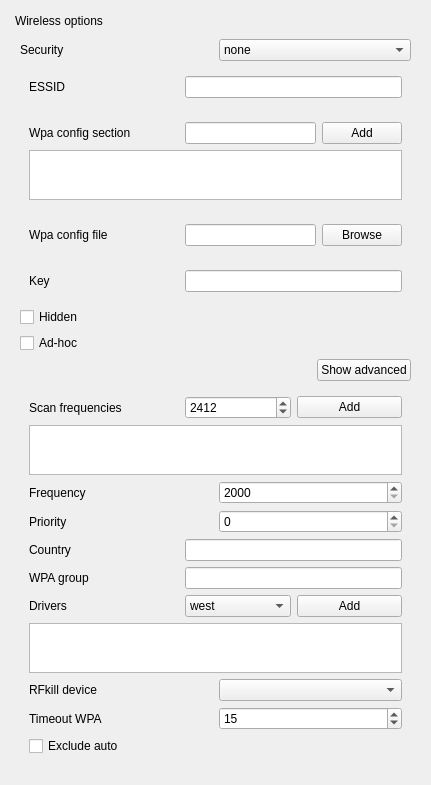
This is sources/gui/src/wirelesswidget.ui in arcan1s/netctl-gui as Qt 5 draws it before an edit. The edited form follows.
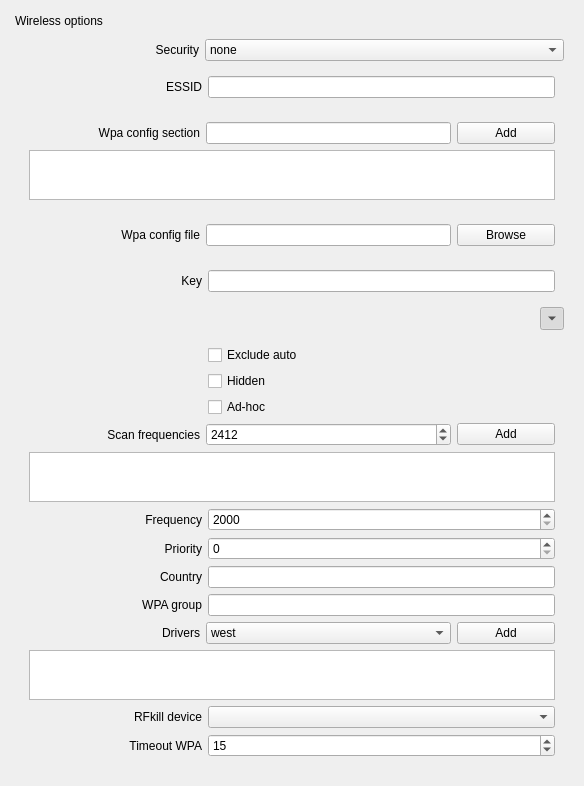
This is the edited form.

The edit to the form file:
```diff
--- a/sources/gui/src/wirelesswidget.ui
+++ b/sources/gui/src/wirelesswidget.ui
@@ -6,7 +6,7 @@
    <rect>
     <x>0</x>
     <y>0</y>
-    <width>431</width>
+    <width>584</width>
     <height>776</height>
    </rect>
   </property>
@@ -28,19 +28,28 @@
         <layout class="QHBoxLayout" name="layout_security">
          <item>
           <widget class="QLabel" name="label_security">
-           <property name="minimumSize">
-            <size>
-             <width>150</width>
-             <height>0</height>
-            </size>
+           <property name="sizePolicy">
+            <sizepolicy hsizetype="Preferred" vsizetype="Preferred">
+             <horstretch>1</horstretch>
+             <verstretch>0</verstretch>
+            </sizepolicy>
            </property>
            <property name="text">
             <string>Security</string>
            </property>
+           <property name="alignment">
+            <set>Qt::AlignRight|Qt::AlignTrailing|Qt::AlignVCenter</set>
+           </property>
           </widget>
          </item>
          <item>
           <widget class="QComboBox" name="comboBox_security">
+           <property name="sizePolicy">
+            <sizepolicy hsizetype="Preferred" vsizetype="Fixed">
+             <horstretch>2</horstretch>
+             <verstretch>0</verstretch>
+            </sizepolicy>
+           </property>
            <item>
             <property name="text">
              <string>none</string>
@@ -75,19 +84,28 @@
          <layout class="QHBoxLayout" name="layout_essid">
           <item>
            <widget class="QLabel" name="label_essid">
-            <property name="minimumSize">
-             <size>
-              <width>150</width>
-              <height>0</height>
-             </size>
+            <property name="sizePolicy">
+             <sizepolicy hsizetype="Preferred" vsizetype="Preferred">
+              <horstretch>1</horstretch>
+              <verstretch>0</verstretch>
+             </sizepolicy>
             </property>
             <property name="text">
              <string>ESSID</string>
             </property>
+            <property name="alignment">
+             <set>Qt::AlignRight|Qt::AlignTrailing|Qt::AlignVCenter</set>
+            </property>
            </widget>
           </item>
           <item>
            <widget class="QLineEdit" name="lineEdit_essid">
+            <property name="sizePolicy">
+             <sizepolicy hsizetype="Expanding" vsizetype="Fixed">
+              <horstretch>2</horstretch>
+              <verstretch>0</verstretch>
+             </sizepolicy>
+            </property>
             <property name="toolTip">
              <string>The name of the network to connect to</string>
             </property>
@@ -103,22 +121,38 @@
            <layout class="QHBoxLayout" name="layout_wpaConfigSection">
             <item>
              <widget class="QLabel" name="label_wpaConfigSection">
-              <property name="minimumSize">
-               <size>
-                <width>150</width>
-                <height>0</height>
-               </size>
+              <property name="sizePolicy">
+               <sizepolicy hsizetype="Preferred" vsizetype="Preferred">
+                <horstretch>7</horstretch>
+                <verstretch>0</verstretch>
+               </sizepolicy>
               </property>
               <property name="text">
                <string>Wpa config section</string>
               </property>
+              <property name="alignment">
+               <set>Qt::AlignRight|Qt::AlignTrailing|Qt::AlignVCenter</set>
+              </property>
              </widget>
             </item>
             <item>
-             <widget class="QLineEdit" name="lineEdit_wpaConfigSection"/>
+             <widget class="QLineEdit" name="lineEdit_wpaConfigSection">
+              <property name="sizePolicy">
+               <sizepolicy hsizetype="Expanding" vsizetype="Fixed">
+                <horstretch>10</horstretch>
+                <verstretch>0</verstretch>
+               </sizepolicy>
+              </property>
+             </widget>
             </item>
             <item>
              <widget class="QPushButton" name="pushButton_wpaConfigSection">
+              <property name="sizePolicy">
+               <sizepolicy hsizetype="Minimum" vsizetype="Fixed">
+                <horstretch>4</horstretch>
+                <verstretch>0</verstretch>
+               </sizepolicy>
+              </property>
               <property name="text">
                <string>Add</string>
               </property>
@@ -147,19 +181,28 @@
          <layout class="QHBoxLayout" name="layout_wpaConfigFile">
           <item>
            <widget class="QLabel" name="label_wpaConfig">
-            <property name="minimumSize">
-             <size>
-              <width>150</width>
-              <height>0</height>
-             </size>
+            <property name="sizePolicy">
+             <sizepolicy hsizetype="Preferred" vsizetype="Preferred">
+              <horstretch>7</horstretch>
+              <verstretch>0</verstretch>
+             </sizepolicy>
             </property>
             <property name="text">
              <string>Wpa config file</string>
             </property>
+            <property name="alignment">
+             <set>Qt::AlignRight|Qt::AlignTrailing|Qt::AlignVCenter</set>
+            </property>
            </widget>
           </item>
           <item>
            <widget class="QLineEdit" name="lineEdit_wpaConfig">
+            <property name="sizePolicy">
+             <sizepolicy hsizetype="Expanding" vsizetype="Fixed">
+              <horstretch>10</horstretch>
+              <verstretch>0</verstretch>
+             </sizepolicy>
+            </property>
             <property name="toolTip">
              <string>Path to a wpa_supplicant configuration file</string>
             </property>
@@ -167,6 +210,12 @@
           </item>
           <item>
            <widget class="QPushButton" name="pushButton_wpaConfig">
+            <property name="sizePolicy">
+             <sizepolicy hsizetype="Minimum" vsizetype="Fixed">
+              <horstretch>4</horstretch>
+              <verstretch>0</verstretch>
+             </sizepolicy>
+            </property>
             <property name="text">
              <string>Browse</string>
             </property>
@@ -180,19 +229,28 @@
          <layout class="QHBoxLayout" name="horizontalLayout_5">
           <item>
            <widget class="QLabel" name="label_key">
-            <property name="minimumSize">
-             <size>
-              <width>150</width>
-              <height>0</height>
-             </size>
+            <property name="sizePolicy">
+             <sizepolicy hsizetype="Preferred" vsizetype="Preferred">
+              <horstretch>1</horstretch>
+              <verstretch>0</verstretch>
+             </sizepolicy>
             </property>
             <property name="text">
              <string>Key</string>
             </property>
+            <property name="alignment">
+             <set>Qt::AlignRight|Qt::AlignTrailing|Qt::AlignVCenter</set>
+            </property>
            </widget>
           </item>
           <item>
            <widget class="QLineEdit" name="lineEdit_key">
+            <property name="sizePolicy">
+             <sizepolicy hsizetype="Expanding" vsizetype="Fixed">
+              <horstretch>2</horstretch>
+              <verstretch>0</verstretch>
+             </sizepolicy>
+            </property>
             <property name="toolTip">
              <string>The secret key to a WEP, or WPA encrypted network</string>
             </property>
@@ -201,26 +259,6 @@
          </layout>
         </widget>
        </item>
-       <item>
-        <widget class="QCheckBox" name="checkBox_hidden">
-         <property name="toolTip">
-          <string>Whether or not the specified network is a hidden network</string>
-         </property>
-         <property name="text">
-          <string>Hidden</string>
-         </property>
-        </widget>
-       </item>
-       <item>
-        <widget class="QCheckBox" name="checkBox_adhoc">
-         <property name="toolTip">
-          <string>Whether or not to use ad-hoc mode</string>
-         </property>
-         <property name="text">
-          <string>Ad-hoc</string>
-         </property>
-        </widget>
-       </item>
        <item>
         <layout class="QHBoxLayout" name="layout_wirelessAdvanced">
          <item>
@@ -237,13 +275,16 @@
           </spacer>
          </item>
          <item>
-          <widget class="QPushButton" name="pushButton_wirelessAdvanced">
-           <property name="text">
-            <string>Show advanced</string>
-           </property>
+          <widget class="QToolButton" name="pushButton_wirelessAdvanced">
            <property name="checkable">
             <bool>true</bool>
            </property>
+           <property name="checked">
+            <bool>true</bool>
+           </property>
+           <property name="arrowType">
+            <enum>Qt::DownArrow</enum>
+           </property>
           </widget>
          </item>
         </layout>
@@ -251,25 +292,124 @@
        <item>
         <widget class="QWidget" name="widget_wirelessAdvanced" native="true">
          <layout class="QVBoxLayout" name="verticalLayout_3">
+          <item>
+           <layout class="QHBoxLayout" name="layout_exclude">
+            <item>
+             <widget class="QLabel" name="label_exclude">
+              <property name="sizePolicy">
+               <sizepolicy hsizetype="Preferred" vsizetype="Preferred">
+                <horstretch>1</horstretch>
+                <verstretch>0</verstretch>
+               </sizepolicy>
+              </property>
+             </widget>
+            </item>
+            <item>
+             <widget class="QCheckBox" name="checkBox_exclude">
+              <property name="sizePolicy">
+               <sizepolicy hsizetype="Minimum" vsizetype="Fixed">
+                <horstretch>2</horstretch>
+                <verstretch>0</verstretch>
+               </sizepolicy>
+              </property>
+              <property name="toolTip">
+               <string>Whether or not to exclude this profile from automatic profile selection</string>
+              </property>
+              <property name="text">
+               <string>Exclude auto</string>
+              </property>
+             </widget>
+            </item>
+           </layout>
+          </item>
+          <item>
+           <layout class="QHBoxLayout" name="layout_hidden">
+            <item>
+             <widget class="QLabel" name="label_hidden">
+              <property name="sizePolicy">
+               <sizepolicy hsizetype="Preferred" vsizetype="Preferred">
+                <horstretch>1</horstretch>
+                <verstretch>0</verstretch>
+               </sizepolicy>
+              </property>
+             </widget>
+            </item>
+            <item>
+             <widget class="QCheckBox" name="checkBox_hidden">
+              <property name="sizePolicy">
+               <sizepolicy hsizetype="Minimum" vsizetype="Fixed">
+                <horstretch>2</horstretch>
+                <verstretch>0</verstretch>
+               </sizepolicy>
+              </property>
+              <property name="toolTip">
+               <string>Whether or not the specified network is a hidden network</string>
+              </property>
+              <property name="text">
+               <string>Hidden</string>
+              </property>
+             </widget>
+            </item>
+           </layout>
+          </item>
+          <item>
+           <layout class="QHBoxLayout" name="layout_adhoc">
+            <item>
+             <widget class="QLabel" name="label_adhoc">
+              <property name="sizePolicy">
+               <sizepolicy hsizetype="Preferred" vsizetype="Preferred">
+                <horstretch>1</horstretch>
+                <verstretch>0</verstretch>
+               </sizepolicy>
+              </property>
+             </widget>
+            </item>
+            <item>
+             <widget class="QCheckBox" name="checkBox_adhoc">
+              <property name="sizePolicy">
+               <sizepolicy hsizetype="Minimum" vsizetype="Fixed">
+                <horstretch>2</horstretch>
+                <verstretch>0</verstretch>
+               </sizepolicy>
+              </property>
+              <property name="toolTip">
+               <string>Whether or not to use ad-hoc mode</string>
+              </property>
+              <property name="text">
+               <string>Ad-hoc</string>
+              </property>
+             </widget>
+            </item>
+           </layout>
+          </item>
           <item>
            <layout class="QVBoxLayout" name="layout_freq">
             <item>
              <layout class="QHBoxLayout" name="layout_freqLine">
               <item>
                <widget class="QLabel" name="label_freq">
-                <property name="minimumSize">
-                 <size>
-                  <width>150</width>
-                  <height>0</height>
-                 </size>
+                <property name="sizePolicy">
+                 <sizepolicy hsizetype="Preferred" vsizetype="Preferred">
+                  <horstretch>7</horstretch>
+                  <verstretch>0</verstretch>
+                 </sizepolicy>
                 </property>
                 <property name="text">
                  <string>Scan frequencies</string>
                 </property>
+                <property name="alignment">
+                 <set>Qt::AlignRight|Qt::AlignTrailing|Qt::AlignVCenter</set>
+                </property>
                </widget>
               </item>
               <item>
                <widget class="QSpinBox" name="spinBox_freq">
+                <property name="sizePolicy">
+                 <sizepolicy hsizetype="Minimum" vsizetype="Fixed">
+                  <horstretch>10</horstretch>
+                  <verstretch>0</verstretch>
+                 </sizepolicy>
+                </property>
                 <property name="minimum">
                  <number>2000</number>
                 </property>
@@ -283,6 +423,12 @@
               </item>
               <item>
                <widget class="QPushButton" name="pushButton_freq">
+                <property name="sizePolicy">
+                 <sizepolicy hsizetype="Minimum" vsizetype="Fixed">
+                  <horstretch>4</horstretch>
+                  <verstretch>0</verstretch>
+                 </sizepolicy>
+                </property>
                 <property name="text">
                  <string>Add</string>
                 </property>
@@ -309,19 +455,28 @@
            <layout class="QHBoxLayout" name="layout_frequency">
             <item>
              <widget class="QLabel" name="label_frequency">
-              <property name="minimumSize">
-               <size>
-                <width>150</width>
-                <height>0</height>
-               </size>
+              <property name="sizePolicy">
+               <sizepolicy hsizetype="Preferred" vsizetype="Preferred">
+                <horstretch>1</horstretch>
+                <verstretch>0</verstretch>
+               </sizepolicy>
               </property>
               <property name="text">
                <string>Frequency</string>
               </property>
+              <property name="alignment">
+               <set>Qt::AlignRight|Qt::AlignTrailing|Qt::AlignVCenter</set>
+              </property>
              </widget>
             </item>
             <item>
              <widget class="QSpinBox" name="spinBox_frequency">
+              <property name="sizePolicy">
+               <sizepolicy hsizetype="Minimum" vsizetype="Fixed">
+                <horstretch>2</horstretch>
+                <verstretch>0</verstretch>
+               </sizepolicy>
+              </property>
               <property name="toolTip">
                <string>Priority group for the network</string>
               </property>
@@ -339,19 +494,28 @@
            <layout class="QHBoxLayout" name="layout_priority">
             <item>
              <widget class="QLabel" name="label_priority">
-              <property name="minimumSize">
-               <size>
-                <width>150</width>
-                <height>0</height>
-               </size>
+              <property name="sizePolicy">
+               <sizepolicy hsizetype="Preferred" vsizetype="Preferred">
+                <horstretch>1</horstretch>
+                <verstretch>0</verstretch>
+               </sizepolicy>
               </property>
               <property name="text">
                <string>Priority</string>
               </property>
+              <property name="alignment">
+               <set>Qt::AlignRight|Qt::AlignTrailing|Qt::AlignVCenter</set>
+              </property>
              </widget>
             </item>
             <item>
              <widget class="QSpinBox" name="spinBox_priority">
+              <property name="sizePolicy">
+               <sizepolicy hsizetype="Minimum" vsizetype="Fixed">
+                <horstretch>2</horstretch>
+                <verstretch>0</verstretch>
+               </sizepolicy>
+              </property>
               <property name="toolTip">
                <string>Priority group for the network</string>
               </property>
@@ -363,19 +527,28 @@
            <layout class="QHBoxLayout" name="layout_country">
             <item>
              <widget class="QLabel" name="label_country">
-              <property name="minimumSize">
-               <size>
-                <width>150</width>
-                <height>0</height>
-               </size>
+              <property name="sizePolicy">
+               <sizepolicy hsizetype="Preferred" vsizetype="Preferred">
+                <horstretch>1</horstretch>
+                <verstretch>0</verstretch>
+               </sizepolicy>
               </property>
               <property name="text">
                <string>Country</string>
               </property>
+              <property name="alignment">
+               <set>Qt::AlignRight|Qt::AlignTrailing|Qt::AlignVCenter</set>
+              </property>
              </widget>
             </item>
             <item>
              <widget class="QLineEdit" name="lineEdit_country">
+              <property name="sizePolicy">
+               <sizepolicy hsizetype="Expanding" vsizetype="Fixed">
+                <horstretch>2</horstretch>
+                <verstretch>0</verstretch>
+               </sizepolicy>
+              </property>
               <property name="toolTip">
                <string>The country for which frequency regulations will be enforced</string>
               </property>
@@ -387,19 +560,28 @@
            <layout class="QHBoxLayout" name="layourt_wpaGroup">
             <item>
              <widget class="QLabel" name="label_wpaGroup">
-              <property name="minimumSize">
-               <size>
-                <width>150</width>
-                <height>0</height>
-               </size>
+              <property name="sizePolicy">
+               <sizepolicy hsizetype="Preferred" vsizetype="Preferred">
+                <horstretch>1</horstretch>
+                <verstretch>0</verstretch>
+               </sizepolicy>
               </property>
               <property name="text">
                <string>WPA group</string>
               </property>
+              <property name="alignment">
+               <set>Qt::AlignRight|Qt::AlignTrailing|Qt::AlignVCenter</set>
+              </property>
              </widget>
             </item>
             <item>
              <widget class="QLineEdit" name="lineEdit_wpaGroup">
+              <property name="sizePolicy">
+               <sizepolicy hsizetype="Expanding" vsizetype="Fixed">
+                <horstretch>2</horstretch>
+                <verstretch>0</verstretch>
+               </sizepolicy>
+              </property>
               <property name="toolTip">
                <string>Group that has the authority to configure wpa_supplicant via its control interface</string>
               </property>
@@ -413,19 +595,28 @@
              <layout class="QHBoxLayout" name="layout_driversLine">
               <item>
                <widget class="QLabel" name="label_drivers">
-                <property name="minimumSize">
-                 <size>
-                  <width>150</width>
-                  <height>0</height>
-                 </size>
+                <property name="sizePolicy">
+                 <sizepolicy hsizetype="Preferred" vsizetype="Preferred">
+                  <horstretch>7</horstretch>
+                  <verstretch>0</verstretch>
+                 </sizepolicy>
                 </property>
                 <property name="text">
                  <string>Drivers</string>
                 </property>
+                <property name="alignment">
+                 <set>Qt::AlignRight|Qt::AlignTrailing|Qt::AlignVCenter</set>
+                </property>
                </widget>
               </item>
               <item>
                <widget class="QComboBox" name="comboBox_drivers">
+                <property name="sizePolicy">
+                 <sizepolicy hsizetype="Preferred" vsizetype="Fixed">
+                  <horstretch>10</horstretch>
+                  <verstretch>0</verstretch>
+                 </sizepolicy>
+                </property>
                 <item>
                  <property name="text">
                   <string>west</string>
@@ -445,6 +636,12 @@
               </item>
               <item>
                <widget class="QPushButton" name="pushButton_drivers">
+                <property name="sizePolicy">
+                 <sizepolicy hsizetype="Minimum" vsizetype="Fixed">
+                  <horstretch>4</horstretch>
+                  <verstretch>0</verstretch>
+                 </sizepolicy>
+                </property>
                 <property name="text">
                  <string>Add</string>
                 </property>
@@ -471,19 +668,28 @@
            <layout class="QHBoxLayout" name="layout_rfkill">
             <item>
              <widget class="QLabel" name="label_rfkill">
-              <property name="minimumSize">
-               <size>
-                <width>150</width>
-                <height>0</height>
-               </size>
+              <property name="sizePolicy">
+               <sizepolicy hsizetype="Preferred" vsizetype="Preferred">
+                <horstretch>1</horstretch>
+                <verstretch>0</verstretch>
+               </sizepolicy>
               </property>
               <property name="text">
                <string>RFkill device</string>
               </property>
+              <property name="alignment">
+               <set>Qt::AlignRight|Qt::AlignTrailing|Qt::AlignVCenter</set>
+              </property>
              </widget>
             </item>
             <item>
              <widget class="QComboBox" name="comboBox_rfkill">
+              <property name="sizePolicy">
+               <sizepolicy hsizetype="Preferred" vsizetype="Fixed">
+                <horstretch>2</horstretch>
+                <verstretch>0</verstretch>
+               </sizepolicy>
+              </property>
               <property name="toolTip">
                <string>The name of an rfkill device</string>
               </property>
@@ -495,19 +701,28 @@
            <layout class="QHBoxLayout" name="layout_timeoutWpa">
             <item>
              <widget class="QLabel" name="label_timeoutWpa">
-              <property name="minimumSize">
-               <size>
-                <width>150</width>
-                <height>0</height>
-               </size>
+              <property name="sizePolicy">
+               <sizepolicy hsizetype="Preferred" vsizetype="Preferred">
+                <horstretch>1</horstretch>
+                <verstretch>0</verstretch>
+               </sizepolicy>
               </property>
               <property name="text">
                <string>Timeout WPA</string>
               </property>
+              <property name="alignment">
+               <set>Qt::AlignRight|Qt::AlignTrailing|Qt::AlignVCenter</set>
+              </property>
              </widget>
             </item>
             <item>
              <widget class="QSpinBox" name="spinBox_timeoutWpa">
+              <property name="sizePolicy">
+               <sizepolicy hsizetype="Minimum" vsizetype="Fixed">
+                <horstretch>2</horstretch>
+                <verstretch>0</verstretch>
+               </sizepolicy>
+              </property>
               <property name="toolTip">
                <string>Maximum time, in seconds, to wait for steps in the association and authentication to succeed</string>
               </property>
@@ -521,16 +736,6 @@
             </item>
            </layout>
           </item>
-          <item>
-           <widget class="QCheckBox" name="checkBox_exclude">
-            <property name="toolTip">
-             <string>Whether or not to exclude this profile from automatic profile selection</string>
-            </property>
-            <property name="text">
-             <string>Exclude auto</string>
-            </property>
-           </widget>
-          </item>
          </layout>
         </widget>
        </item>
```
Left out of the diff: 4 changed lines with no effect on the pictures.
